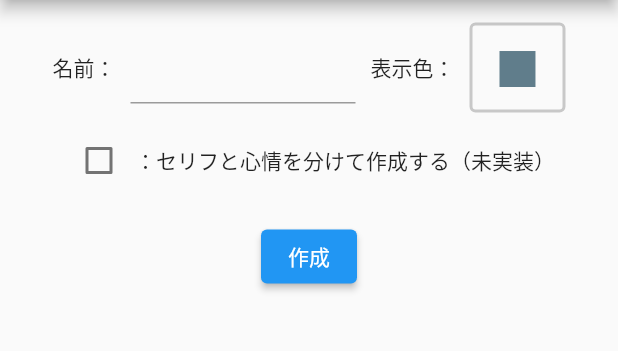
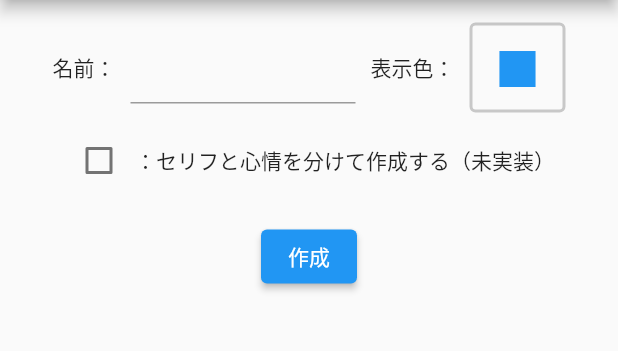
Before and after one commit to smsmsy/story_maker_for_clip_studio, a Flutter app: the AddPersonPage screen opened directly, on a phone screen of 412 x 824 dp, the part 84-435 px from its top. Run offline on Flutter 3.47's test engine with Material 2 defaults, Android fonts, the phone set to English and light mode, and no system bars; our stand-ins replace firebase_auth, firebase_core, flutter_colorpicker; accounts and stored records are empty; Roboto replaces fonts that are missing (源柔ゴシックＰ); statements that could not run were skipped.

Commit message:
change default person.color

```diff
--- a/lib/pages/add_person_page.dart
+++ b/lib/pages/add_person_page.dart
@@ -12,7 +12,7 @@ class AddPersonPage extends StatefulWidget {
 }
 
 class _AddPersonPageState extends State<AddPersonPage> {
-  Person person = Person(name: "名称未設定", color: Colors.blueGrey);
+  Person person = Person(name: "名称未設定", color: Colors.blue);
 
   void _handlePersonName(String e) => setState(() => person.name = e);
 
```
